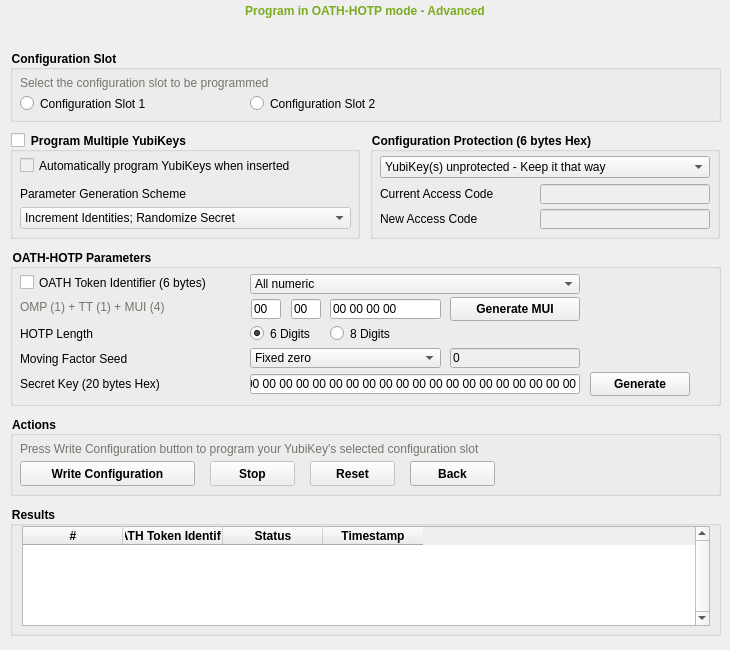
Old version of the form src/ui/oathpage.ui in the repository Yubico/yubikey-personalization-gui-dpkg.
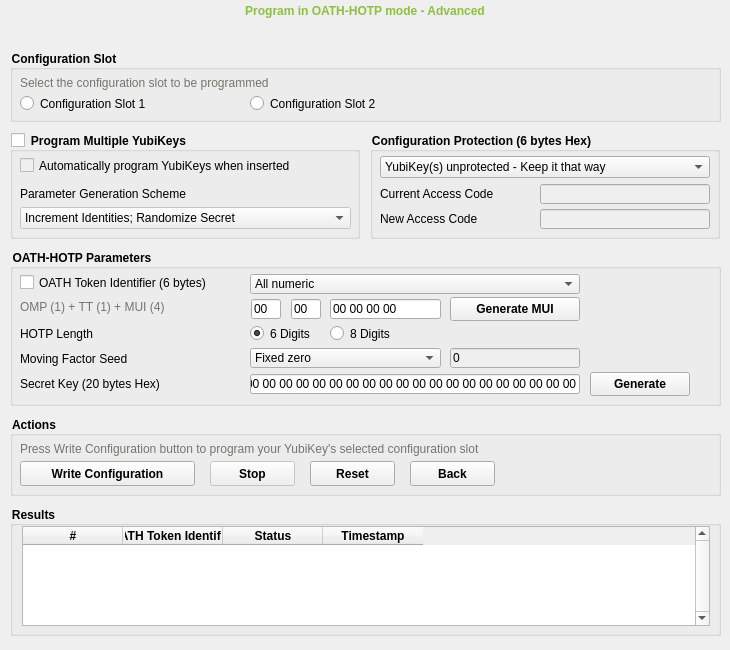
New version of the form. Icons and pictures are not drawn.

What changed in the file:
```diff
--- a/src/ui/oathpage.ui
+++ b/src/ui/oathpage.ui
@@ -815,7 +815,7 @@
     <property name="styleSheet">
      <string notr="true">font: 18px &quot;Verdana&quot;;
 font-weight: bold;
-color: rgb(122, 171, 32);</string>
+color: rgb(140, 192, 65);</string>
     </property>
     <property name="text">
      <string>Program in OATH-HOTP mode - Advanced</string>
@@ -1850,7 +1850,7 @@
     </widget>
     <widget class="QPushButton" name="advResetBtn">
      <property name="enabled">
-      <bool>false</bool>
+      <bool>true</bool>
      </property>
      <property name="geometry">
       <rect>
```
Left out of the diff: 6 changed lines with no effect on the pictures.
